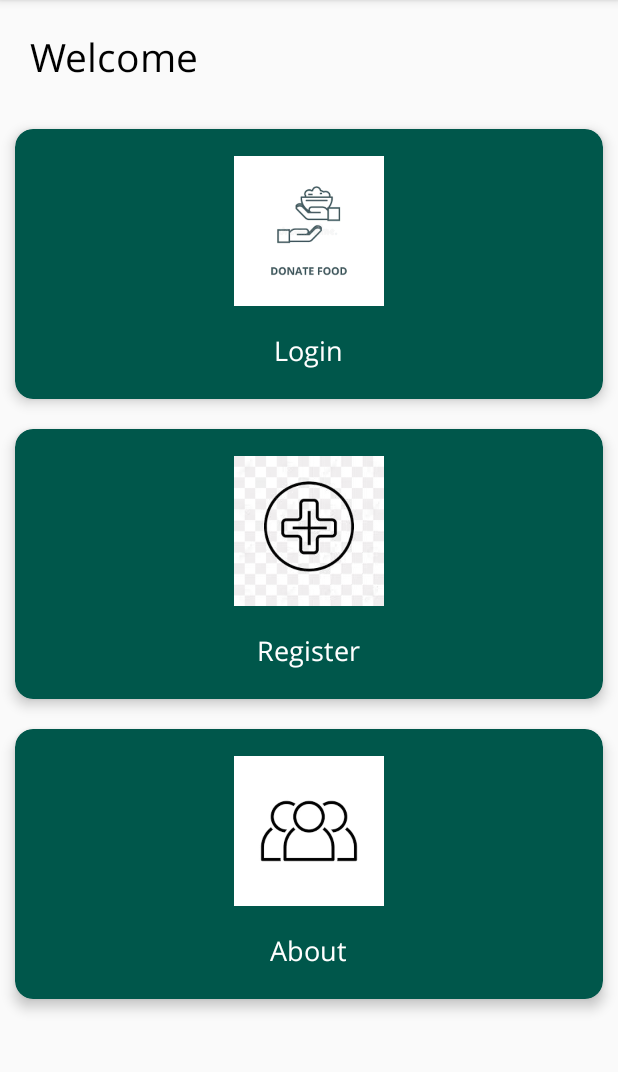
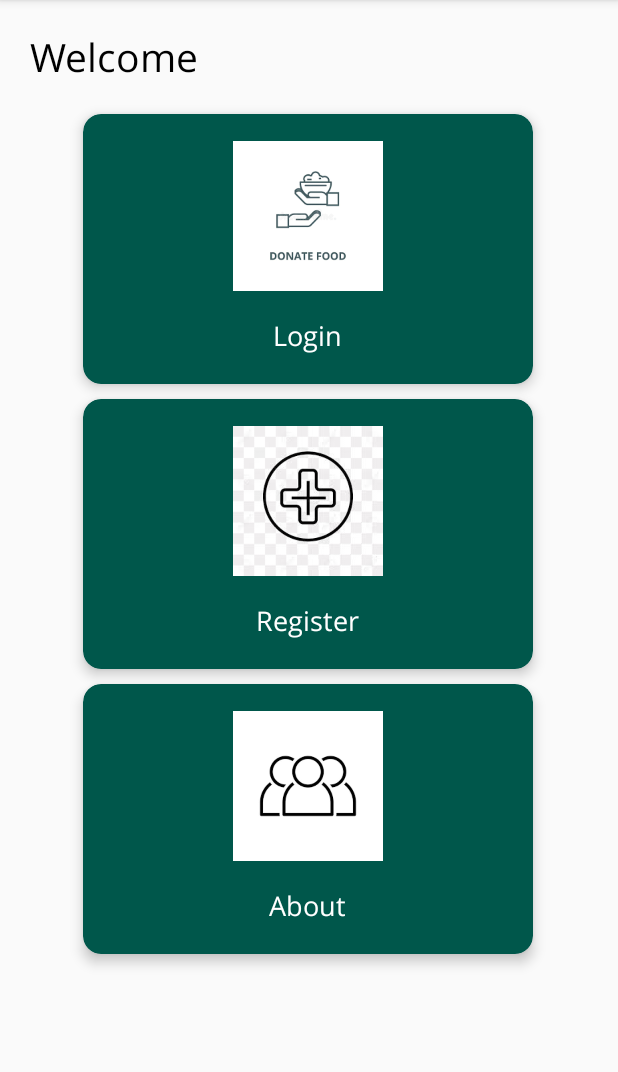
Before and after one commit to aLamba570/Food-waste-reduction-and-diversion, an Android app: the landing screen opened directly, with no data from a screen before it, on a phone screen of 412 x 824 dp, the part 84-1156 px from its top. Run offline under Robolectric (Android 15) with nearby library versions, the phone set to English and light mode, and no system bars.

Commit message:
Adds landing page

```diff
--- a/app/src/main/AndroidManifest.xml
+++ b/app/src/main/AndroidManifest.xml
@@ -12,6 +12,9 @@
         android:supportsRtl="true"
         android:theme="@style/Theme.Aahaar"
         tools:targetApi="31">
+        <activity
+            android:name=".AboutActivity"
+            android:exported="false" />
         <activity
             android:name=".landing"
             android:exported="false" />
--- a/app/src/main/java/com/example/aahaar/landing.java
+++ b/app/src/main/java/com/example/aahaar/landing.java
@@ -1,16 +1,54 @@
 package com.example.aahaar;
 
 import androidx.appcompat.app.AppCompatActivity;
+import androidx.cardview.widget.CardView;
 
+import android.content.Intent;
 import android.os.Bundle;
+import android.view.View;
 
 public class landing extends AppCompatActivity {
 
+    CardView cardLogin,cardRegister,cardAbout;
     @Override
     protected void onCreate(Bundle savedInstanceState) {
         super.onCreate(savedInstanceState);
         setContentView(R.layout.activity_landing);
 
+        cardAbout = findViewById(R.id.cardAboutus);
+        cardLogin = findViewById(R.id.cardLogin);
+        cardRegister = findViewById(R.id.cardRegister);
+
+
+        cardRegister.setOnClickListener(new View.OnClickListener()
+        {
+            @Override
+            public void onClick(View view) {
+                Intent k = new Intent(landing.this, SignUpActivity.class);
+                startActivity(k);
+                finish();
+            }
+        });
+
+        cardLogin.setOnClickListener(new View.OnClickListener() {
+            @Override
+            public void onClick(View view) {
+                Intent k = new Intent(landing.this, LoginActivity.class);
+                startActivity(k);
+                finish();
+            }
+        });
+
+
+        cardAbout.setOnClickListener(new View.OnClickListener() {
+            @Override
+            public void onClick(View view) {
+                Intent k = new Intent(landing.this, AboutActivity.class);
+                startActivity(k);
+                finish();
+            }
+        });
+
 
     }
 }
--- a/app/src/main/res/layout/activity_landing.xml
+++ b/app/src/main/res/layout/activity_landing.xml
@@ -28,9 +28,9 @@
 
         <androidx.cardview.widget.CardView
             android:id="@+id/cardLogin"
-            android:layout_width="match_parent"
+            android:layout_width="300dp"
             android:layout_height="180dp"
-            android:layout_margin="10dp"
+            android:layout_marginStart="55dp"
             android:clickable="true"
             app:cardBackgroundColor="@color/colorPrimaryDark"
             app:cardCornerRadius="12dp"
@@ -59,9 +59,10 @@
 
         <androidx.cardview.widget.CardView
             android:id="@+id/cardRegister"
-            android:layout_width="match_parent"
+            android:layout_width="300dp"
             android:layout_height="180dp"
-            android:layout_margin="10dp"
+            android:layout_marginStart="55dp"
+            android:layout_marginTop="10dp"
             android:clickable="true"
             app:cardBackgroundColor="@color/colorPrimaryDark"
             app:cardCornerRadius="12dp"
@@ -91,9 +92,10 @@
 
         <androidx.cardview.widget.CardView
             android:id="@+id/cardAboutus"
-            android:layout_width="match_parent"
+            android:layout_width="300dp"
             android:layout_height="180dp"
-            android:layout_margin="10dp"
+            android:layout_marginStart="55dp"
+            android:layout_marginTop="10dp"
             android:clickable="true"
             app:cardBackgroundColor="@color/colorPrimaryDark"
             app:cardCornerRadius="12dp"
```
Also changed, not shown: app/src/main/java/com/example/aahaar/AboutActivity.java (added, +14 -0 lines), app/src/main/res/layout/activity_about.xml (added, +9 -0 lines).
